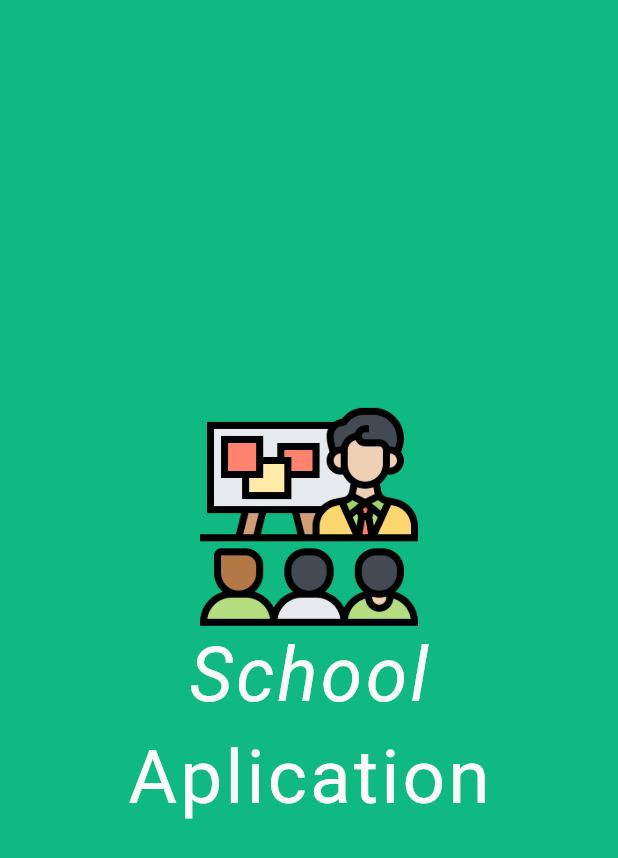
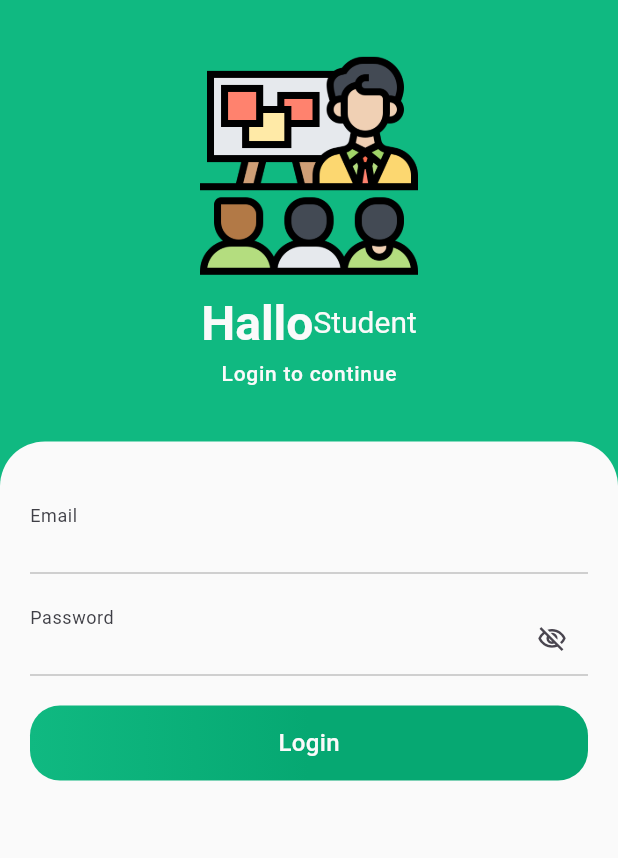
Before and after one commit to Yuefii/SchoolAPP, a Flutter app: the screen it shows after launch, on a phone screen of 412 x 824 dp. Shown: the top 858 px of the screen. Run offline on Flutter 3.47's test engine with Material 3 defaults, Android fonts, the phone set to English and light mode, and no system bars; our stand-ins replace google_fonts; Roboto replaces fonts that are missing (Pattaya).

Commit message:
chore: create login screen

```diff
--- a/lib/core/constants.dart
+++ b/lib/core/constants.dart
@@ -1,9 +1,16 @@
 import 'package:flutter/material.dart';
 
 const Color kPrimaryColor = Color(0xFF10b981);
-const Color kSecondaryColor = Color(0xFF6789CA);
+const Color kSecondaryColor = Color.fromARGB(255, 6, 168, 114);
 const Color kTextBlackColor = Color(0xFF3f3f46);
 const Color kTextWhiteColor = Color(0xFFfafafa);
 const Color kContainerColor = Color(0xFF737373);
 const Color kTextLightColor = Color(0xFFA5A5A5);
 const Color kErrorBorderColor = Color(0xFFe11d48);
+const Color kOtherColor = Color(0xFFfafafa);
+
+const kDefaultPadding = 20.0;
+
+const String mobilePattern = r'(^(?:[+0]9)?[0-9]{10,12}$)';
+const String emailPattern =
+    r'^(([^<>()[\]\\.,;:\s@\"]+(\.[^<>()[\]\\.,;:\s@\"]+)*)|(\".+\"))@((\[[0-9]{1,3}\.[0-9]{1,3}\.[0-9]{1,3}\.[0-9]{1,3}\])|(([a-zA-Z\-0-9]+\.)+[a-zA-Z]{2,}))$';
--- a/lib/routes.dart
+++ b/lib/routes.dart
@@ -1,6 +1,8 @@
+import 'package:schoolapp/screens/login_screen.dart';
 import 'package:schoolapp/screens/splash_screen.dart';
 import 'package:flutter/cupertino.dart';
 
 Map<String, WidgetBuilder> routes = {
   SplashScreen.routeName: (context) => const SplashScreen(),
+  LoginScreen.routeName: (context) => const LoginScreen(),
 };
--- /dev/null
+++ b/lib/screens/login_screen.dart
@@ -0,0 +1,293 @@
+import 'package:flutter/material.dart';
+import 'package:schoolapp/core/constants.dart';
+
+late bool _passwordVisible;
+
+class LoginScreen extends StatefulWidget {
+  static String routeName = 'LoginScreen';
+
+  const LoginScreen({super.key});
+
+  @override
+  _LoginScreenState createState() => _LoginScreenState();
+}
+
+class _LoginScreenState extends State<LoginScreen> {
+  @override
+  void initState() {
+    super.initState();
+    _passwordVisible = true;
+  }
+
+  @override
+  Widget build(BuildContext context) {
+    return GestureDetector(
+      onTap: () => FocusManager.instance.primaryFocus?.unfocus(),
+      child: Scaffold(
+        body: ListView(
+          children: [
+            Container(
+              width: MediaQuery.of(context).size.width,
+              height: MediaQuery.of(context).size.height / 2.8,
+              child: Column(
+                crossAxisAlignment: CrossAxisAlignment.center,
+                mainAxisAlignment: MainAxisAlignment.center,
+                children: [
+                  Image.asset(
+                    'assets/images/logo.png',
+                    height: 150,
+                    width: 150,
+                  ),
+                  SizedBox(height: kDefaultPadding / 2),
+                  Row(
+                    mainAxisAlignment: MainAxisAlignment.center,
+                    children: [
+                      Text(
+                        'Hallo',
+                        style:
+                            Theme.of(context).textTheme.headlineLarge!.copyWith(
+                                  color: kTextWhiteColor,
+                                  fontWeight: FontWeight.w600,
+                                ),
+                      ),
+                      Text(
+                        'Student',
+                        style: Theme.of(context)
+                            .textTheme
+                            .headlineSmall!
+                            .copyWith(color: kTextWhiteColor, fontSize: 20),
+                      )
+                    ],
+                  ),
+                  SizedBox(
+                    height: kDefaultPadding / 6,
+                  ),
+                  Text(
+                    'Login to continue',
+                    style: Theme.of(context)
+                        .textTheme
+                        .labelSmall!
+                        .copyWith(color: kTextWhiteColor, fontSize: 14),
+                  ),
+                ],
+              ),
+            ),
+            Container(
+              width: MediaQuery.of(context).size.width,
+              height: MediaQuery.of(context).size.height,
+              decoration: BoxDecoration(
+                borderRadius: BorderRadius.only(
+                  topLeft: Radius.circular(30),
+                  topRight: Radius.circular(30),
+                ),
+                color: kOtherColor,
+              ),
+              child: Padding(
+                padding: const EdgeInsets.all(kDefaultPadding),
+                child: Column(
+                  children: [
+                    Form(
+                      child: Column(
+                        children: [
+                          SizedBox(
+                            height: kDefaultPadding,
+                          ),
+                          // Email
+                          TextFormField(
+                            textAlign: TextAlign.start,
+                            keyboardType: TextInputType.emailAddress,
+                            style: TextStyle(
+                              color: kTextBlackColor,
+                              fontSize: 16,
+                              fontWeight: FontWeight.w300,
+                            ),
+                            decoration: InputDecoration(
+                              labelText: 'Email',
+                              floatingLabelBehavior:
+                                  FloatingLabelBehavior.always,
+                              isDense: true,
+                              labelStyle: TextStyle(
+                                fontSize: 16,
+                                color: kTextBlackColor,
+                                height: 0.5,
+                              ),
+                              hintStyle: TextStyle(
+                                fontSize: 16,
+                                color: kTextBlackColor,
+                                height: 0.5,
+                              ),
+                              enabledBorder: UnderlineInputBorder(
+                                borderSide: BorderSide(
+                                  color: kTextLightColor,
+                                  width: 0.7,
+                                ),
+                              ),
+                              border: UnderlineInputBorder(
+                                borderSide: BorderSide(
+                                  color: kTextLightColor,
+                                ),
+                              ),
+                              disabledBorder: UnderlineInputBorder(
+                                borderSide: BorderSide(
+                                  color: kTextLightColor,
+                                ),
+                              ),
+                              focusedBorder: UnderlineInputBorder(
+                                borderSide: BorderSide(
+                                  color: kPrimaryColor,
+                                ),
+                              ),
+                              errorBorder: UnderlineInputBorder(
+                                borderSide: BorderSide(
+                                  color: kErrorBorderColor,
+                                  width: 1.2,
+                                ),
+                              ),
+                              focusedErrorBorder: UnderlineInputBorder(
+                                borderSide: BorderSide(
+                                  color: kErrorBorderColor,
+                                  width: 1.2,
+                                ),
+                              ),
+                            ),
+                            validator: (value) {
+                              RegExp regex = RegExp(emailPattern);
+                              if (value == null || value.isEmpty) {
+                                return 'Please enter email';
+                              } else if (!regex.hasMatch(value)) {
+                                return 'Enter a valid email';
+                              }
+                            },
+                          ),
+                          SizedBox(
+                            height: kDefaultPadding,
+                          ),
+                          // Password
+                          TextFormField(
+                            obscureText: _passwordVisible,
+                            textAlign: TextAlign.start,
+                            keyboardType: TextInputType.visiblePassword,
+                            style: TextStyle(
+                              color: kTextBlackColor,
+                              fontSize: 16,
+                              fontWeight: FontWeight.w300,
+                            ),
+                            decoration: InputDecoration(
+                              labelText: 'Password',
+                              floatingLabelBehavior:
+                                  FloatingLabelBehavior.always,
+                              isDense: true,
+                              suffixIcon: IconButton(
+                                onPressed: () {
+                                  setState(() {
+                                    _passwordVisible = !_passwordVisible;
+                                  });
+                                },
+                                icon: Icon(
+                                  _passwordVisible
+                                      ? Icons.visibility_off_outlined
+                                      : Icons.visibility_off_outlined,
+                                ),
+                                iconSize: kDefaultPadding,
+                              ),
+                              labelStyle: TextStyle(
+                                fontSize: 16,
+                                color: kTextBlackColor,
+                                height: 0.5,
+                              ),
+                              hintStyle: TextStyle(
+                                fontSize: 16,
+                                color: kTextBlackColor,
+                                height: 0.5,
+                              ),
+                              enabledBorder: UnderlineInputBorder(
+                                borderSide: BorderSide(
+                                  color: kTextLightColor,
+                                  width: 0.7,
+                                ),
+                              ),
+                              border: UnderlineInputBorder(
+                                borderSide: BorderSide(
+                                  color: kTextLightColor,
+                                ),
+                              ),
+                              disabledBorder: UnderlineInputBorder(
+                                borderSide: BorderSide(
+                                  color: kTextLightColor,
+                                ),
+                              ),
+                              focusedBorder: UnderlineInputBorder(
+                                borderSide: BorderSide(
+                                  color: kPrimaryColor,
+                                ),
+                              ),
+                              errorBorder: UnderlineInputBorder(
+                                borderSide: BorderSide(
+                                  color: kErrorBorderColor,
+                                  width: 1.2,
+                                ),
+                              ),
+                              focusedErrorBorder: UnderlineInputBorder(
+                                borderSide: BorderSide(
+                                  color: kErrorBorderColor,
+                                  width: 1.2,
+                                ),
+                              ),
+                            ),
+                            validator: (value) {
+                              if (value!.length < 6) {
+                                return 'Password should be at least 6 characters';
+                              }
+                            },
+                          ),
+                          SizedBox(
+                            height: kDefaultPadding,
+                          ),
+                          Container(
+                            width: double.infinity,
+                            height: 50,
+                            decoration: BoxDecoration(
+                              gradient: LinearGradient(
+                                colors: [
+                                  kPrimaryColor,
+                                  kSecondaryColor,
+                                ],
+                                begin: const FractionalOffset(0.0, 0.0),
+                                end: const FractionalOffset(0.5, 0.0),
+                                stops: [0.0, 1.0],
+                                tileMode: TileMode.clamp,
+                              ),
+                              borderRadius: BorderRadius.circular(
+                                kDefaultPadding,
+                              ),
+                            ),
+                            child: Row(
+                              mainAxisAlignment: MainAxisAlignment.center,
+                              children: [
+                                Text(
+                                  'Login',
+                                  style: Theme.of(context)
+                                      .textTheme
+                                      .bodyMedium!
+                                      .copyWith(
+                                        color: kTextWhiteColor,
+                                        fontSize: 16,
+                                        fontWeight: FontWeight.w500,
+                                      ),
+                                ),
+                              ],
+                            ),
+                          ),
+                        ],
+                      ),
+                    ),
+                  ],
+                ),
+              ),
+            ),
+          ],
+        ),
+      ),
+    );
+  }
+}
--- a/lib/screens/splash_screen.dart
+++ b/lib/screens/splash_screen.dart
@@ -1,6 +1,7 @@
 import 'package:flutter/material.dart';
 import 'package:schoolapp/core/constants.dart';
 import 'package:google_fonts/google_fonts.dart';
+import 'package:schoolapp/screens/login_screen.dart';
 
 class SplashScreen extends StatelessWidget {
   static String routeName = 'SplashScreen';
@@ -9,6 +10,11 @@ class SplashScreen extends StatelessWidget {
 
   @override
   Widget build(BuildContext context) {
+    Future.delayed(const Duration(seconds: 5), () {
+      Navigator.pushNamedAndRemoveUntil(
+          context, LoginScreen.routeName, (route) => false);
+    });
+
     return Scaffold(
       body: Center(
         child: Row(
```
